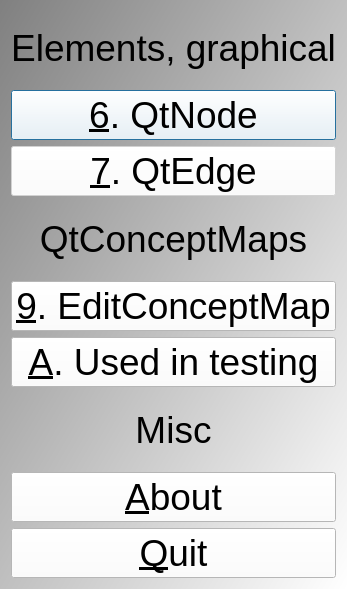
The window that qttestconceptmapmenudialog.ui (richelbilderbeek/TestConceptMap) describes before a commit, drawn with Qt 5.
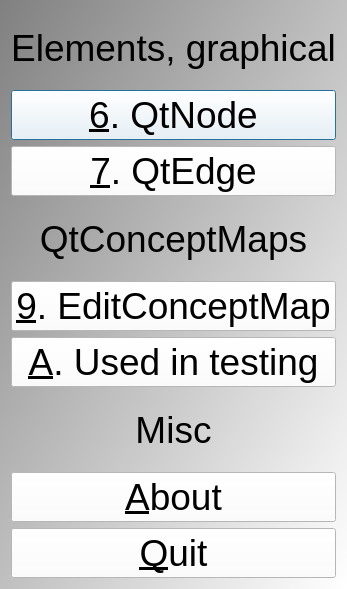
The same window after the commit.

Diff of the .ui file:
```diff
--- a/qttestconceptmapmenudialog.ui
+++ b/qttestconceptmapmenudialog.ui
@@ -47,7 +47,7 @@
    <item>
     <widget class="QPushButton" name="button_qtedge">
      <property name="enabled">
-      <bool>false</bool>
+      <bool>true</bool>
      </property>
      <property name="text">
       <string>&amp;7. QtEdge</string>
```
